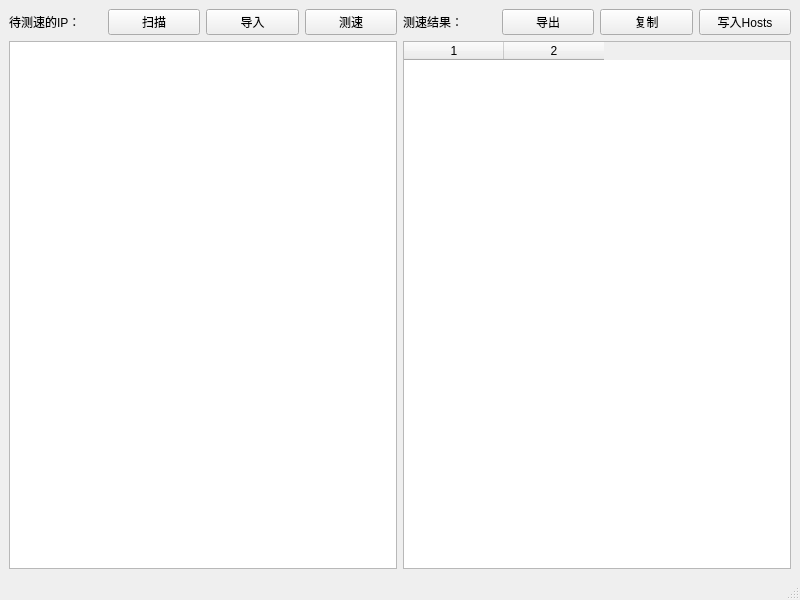
First picture: the form in MainWindow.ui, repository GoodCoder666/GoogleTranslate_IPFinder, before the edit.
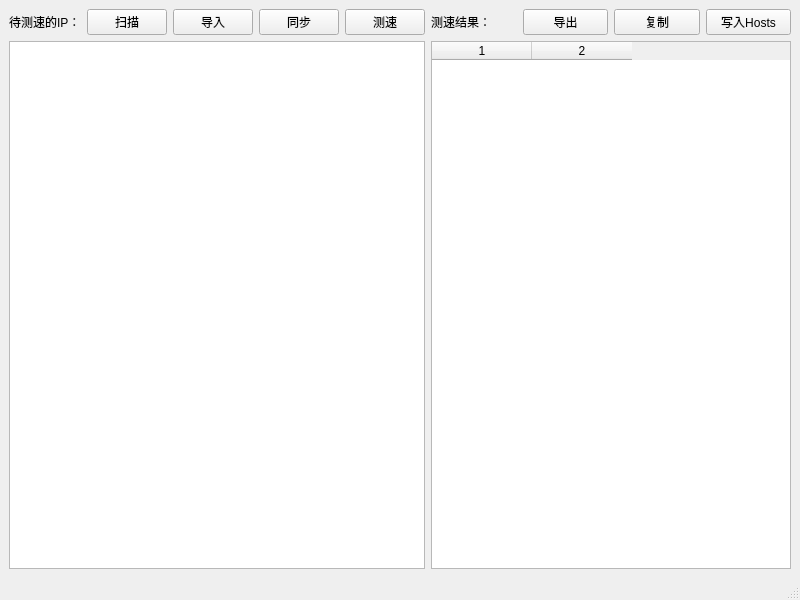
Second picture: the form after the edit. Icons and pictures are not drawn.

Commit message: feat: auto sync IP list

```diff
--- a/MainWindow.ui
+++ b/MainWindow.ui
@@ -47,6 +47,16 @@
           </property>
          </widget>
         </item>
+        <item>
+         <widget class="QPushButton" name="btnWait_Sync">
+          <property name="toolTip">
+           <string>从远程服务器上获取IP列表。</string>
+          </property>
+          <property name="text">
+           <string>同步</string>
+          </property>
+         </widget>
+        </item>
         <item>
          <widget class="QPushButton" name="btnWait_Test">
           <property name="text">
```
Left out of the diff: 18 changed lines with no effect on the pictures. The commit also changes 5 other files.
